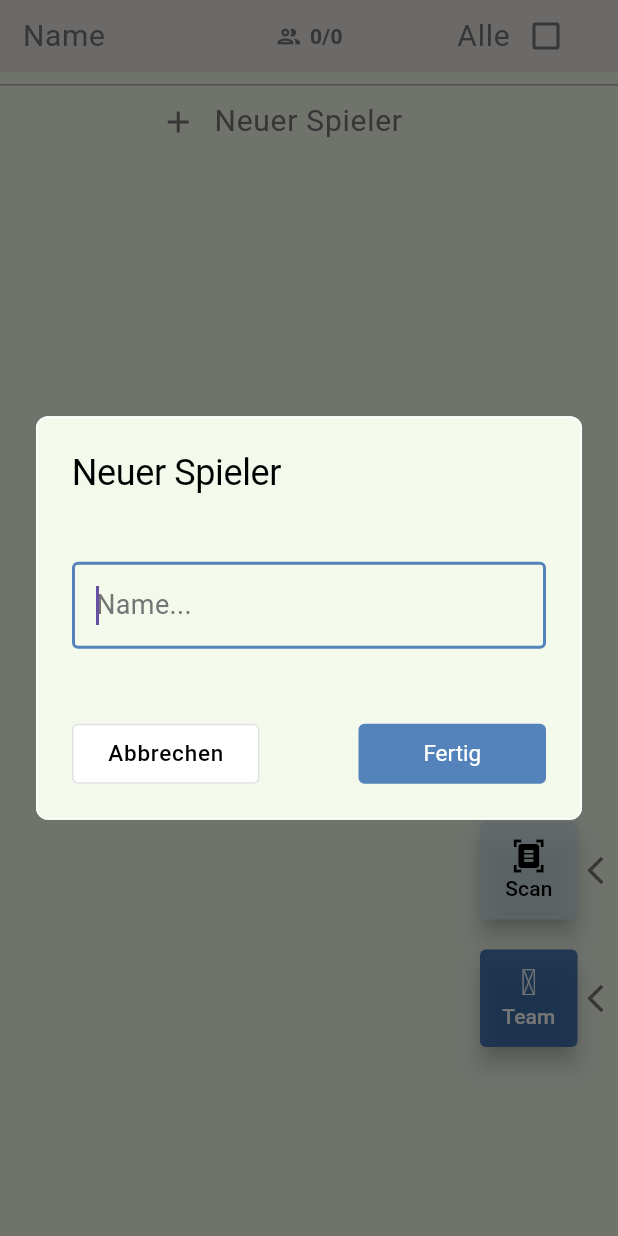
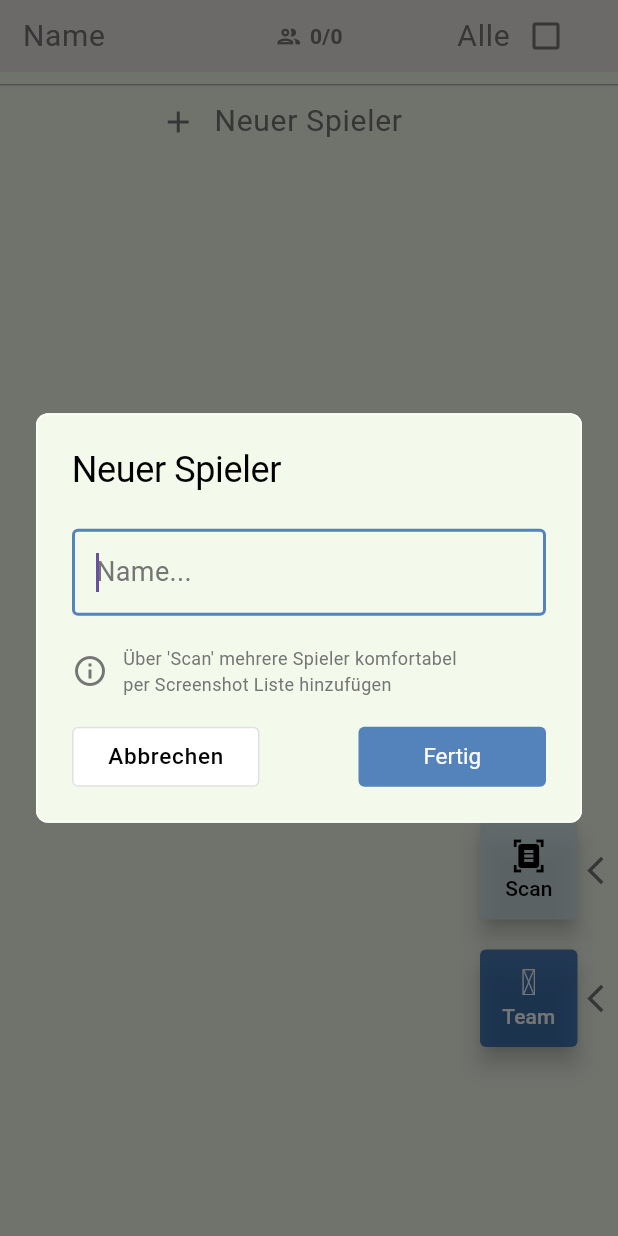
Before and after one commit to fohmij/teamer_flutter, a Flutter app: the TeamSelectPage screen opened directly, after a tap on "Neuer Spieler", on a phone screen of 412 x 824 dp. Run offline on Flutter 3.47's test engine with Material 3 defaults, Android fonts, the phone set to English and light mode, and no system bars; our stand-ins replace data_table_2, flutter_slidable, fluttertoast, image_picker, material_design_icons_flutter, material_symbols_icons and 1 more; missing offline and left inert: google_mlkit_text_recognition, syncfusion_flutter_pdfviewer; accounts and stored records are empty.

Commit message:
fixed ui issues with OnePlus15

```diff
--- a/lib/pages/team_select_page.dart
+++ b/lib/pages/team_select_page.dart
@@ -284,7 +284,7 @@ class _TeamSelectPageState extends State<TeamSelectPage> {
             mainAxisSize: MainAxisSize.min,
             children: [
               Padding(
-                padding: const EdgeInsets.only(top: 30.0),
+                padding: const EdgeInsets.only(top: 10, bottom: 20),
                 child: TextField(
                   style: Theme.of(context).textTheme.bodyMedium,
                   onChanged: (value) => _player = value,
@@ -299,8 +299,24 @@ class _TeamSelectPageState extends State<TeamSelectPage> {
                   autofocus: true,
                 ),
               ),
+              Row(
+                children: [
+                  Icon(
+                    Icons.info_outline,
+                    color: isDark ? AppTheme.grey400 : AppTheme.grey600,
+                  ),
+                  SizedBox(width: 10),
+                  Text(
+                    'Über \'Scan\' mehrere Spieler komfortabel \nper Screenshot Liste hinzufügen',
+                    style: TextStyle(
+                      fontSize: 12,
+                      color: isDark ? AppTheme.grey400 : AppTheme.grey600,
+                    ),
+                  ),
+                ],
+              ),
               Padding(
-                padding: const EdgeInsets.only(top: 50.0),
+                padding: const EdgeInsets.only(top: 20.0),
                 child: Row(
                   children: [
                     SizedBox(
@@ -1041,6 +1057,7 @@ class _RenamePlayerDialogState extends State<_RenamePlayerDialog> {
               width: 125,
               child: OutlinedButton(
                 style: OutlinedButton.styleFrom(
+                  padding: EdgeInsets.symmetric(horizontal: 8),
                   backgroundColor: isDark ? AppTheme.grey700 : Colors.white,
                   foregroundColor: Colors.white,
                   side: BorderSide(
```
Also changed, not shown: lib/pages/all_games_page.dart (+19 -13 lines).
